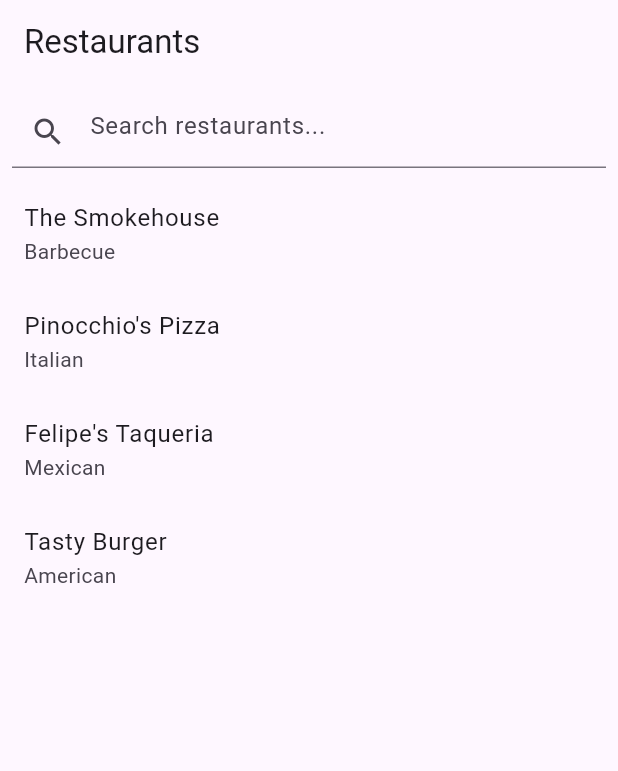
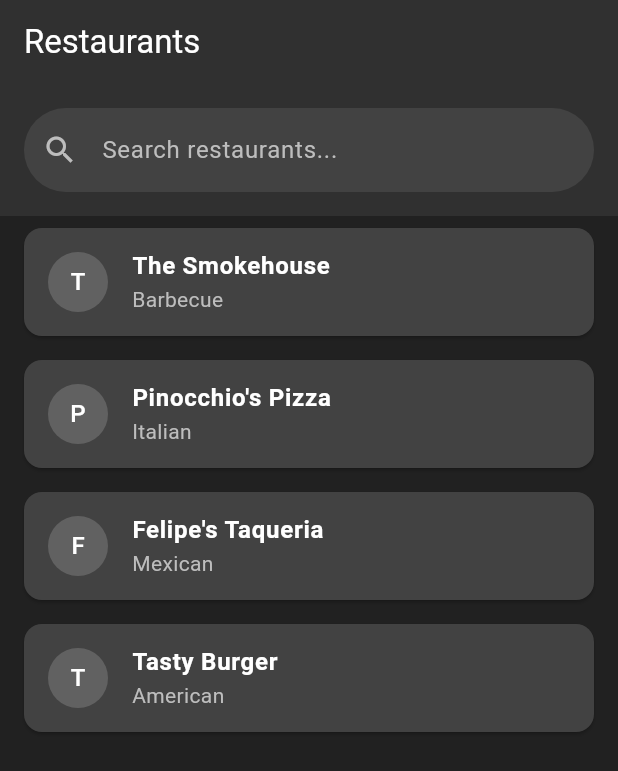
Before and after one commit to deltaCS99/restaurant_app, a Flutter app: the screen it shows after launch, on a phone screen of 412 x 824 dp. Shown: the top 771 px of the screen. Run offline on Flutter 3.47's test engine with Material 3 defaults, Android fonts, the phone set to English and light mode, and no system bars; our stand-ins replace flutter_riverpod.

Commit message:
feat: Enhance UI and refactor RestaurantListView
- Change to a dark color scheme, improving overall aesthetics
- Redesign app bar and enhance search bar appearance
- Implement card-based layout and CircleAvatar for list items
- Improve typography with bold and white text for better readability
- Add 'No restaurants found' message for empty searches
- Refactor: move RestaurantListView to lib/widgets/restaurant_list_view.dart

```diff
--- a/lib/screens/restaurant_list_screen.dart
+++ b/lib/screens/restaurant_list_screen.dart
@@ -1,5 +1,6 @@
 import 'package:flutter/material.dart';
 import 'package:flutter_riverpod/flutter_riverpod.dart';
+import 'package:restaurant_app/widgets/restaurant_list_view.dart';
 import '../controllers/restaurant_list_controller.dart';
 
 class RestaurantListScreen extends ConsumerWidget {
@@ -8,17 +9,30 @@ class RestaurantListScreen extends ConsumerWidget {
   @override
   Widget build(BuildContext context, WidgetRef ref) {
     final restaurantsState = ref.watch(restaurantListControllerProvider);
-
     return Scaffold(
-      appBar: AppBar(title: const Text('Restaurants')),
+      backgroundColor: Colors.grey[900],
+      appBar: AppBar(
+        title: const Text('Restaurants', style: TextStyle(color: Colors.white)),
+        elevation: 0,
+        backgroundColor: Colors.grey[850],
+      ),
       body: Column(
         children: [
-          Padding(
-            padding: const EdgeInsets.all(8.0),
+          Container(
+            padding: const EdgeInsets.all(16.0),
+            color: Colors.grey[850],
             child: TextField(
-              decoration: const InputDecoration(
+              style: const TextStyle(color: Colors.white),
+              decoration: InputDecoration(
                 hintText: 'Search restaurants...',
-                prefixIcon: Icon(Icons.search),
+                hintStyle: TextStyle(color: Colors.grey[400]),
+                prefixIcon: Icon(Icons.search, color: Colors.grey[400]),
+                filled: true,
+                fillColor: Colors.grey[800],
+                border: OutlineInputBorder(
+                  borderRadius: BorderRadius.circular(30),
+                  borderSide: BorderSide.none,
+                ),
               ),
               onChanged: (query) {
                 ref.read(restaurantListControllerProvider.notifier).searchRestaurants(query);
@@ -27,18 +41,9 @@ class RestaurantListScreen extends ConsumerWidget {
           ),
           Expanded(
             child: restaurantsState.when(
-              data: (restaurants) => ListView.builder(
-                itemCount: restaurants.length,
-                itemBuilder: (context, index) {
-                  final restaurant = restaurants[index];
-                  return ListTile(
-                    title: Text(restaurant.name),
-                    subtitle: Text(restaurant.cuisine),
-                  );
-                },
-              ),
-              loading: () => const Center(child: CircularProgressIndicator()),
-              error: (error, _) => Center(child: Text('Error: $error')),
+              data: (restaurants) => RestaurantListView(restaurants: restaurants),
+              loading: () => const Center(child: CircularProgressIndicator(color: Colors.white)),
+              error: (error, _) => Center(child: Text('Error: $error', style: const TextStyle(color: Colors.white))),
             ),
           ),
         ],
--- /dev/null
+++ b/lib/widgets/restaurant_list_view.dart
@@ -0,0 +1,37 @@
+import 'package:flutter/material.dart';
+import '../models/restaurant.dart';
+
+class RestaurantListView extends StatelessWidget {
+  final List<Restaurant> restaurants;
+  const RestaurantListView({super.key, required this.restaurants});
+
+  @override
+  Widget build(BuildContext context) {
+    return restaurants.isEmpty
+        ? const Center(child: Text('No restaurants found', style: TextStyle(color: Colors.white)))
+        : ListView.builder(
+      itemCount: restaurants.length,
+      itemBuilder: (context, index) {
+        final restaurant = restaurants[index];
+        return Card(
+          color: Colors.grey[800],
+          margin: const EdgeInsets.symmetric(horizontal: 16, vertical: 8),
+          child: ListTile(
+            leading: CircleAvatar(
+              backgroundColor: Colors.grey[700],
+              child: Text(
+                restaurant.name[0],
+                style: const TextStyle(color: Colors.white),
+              ),
+            ),
+            title: Text(
+              restaurant.name,
+              style: const TextStyle(fontWeight: FontWeight.bold, color: Colors.white),
+            ),
+            subtitle: Text(restaurant.cuisine, style: TextStyle(color: Colors.grey[400])),
+          ),
+        );
+      },
+    );
+  }
+}
```
